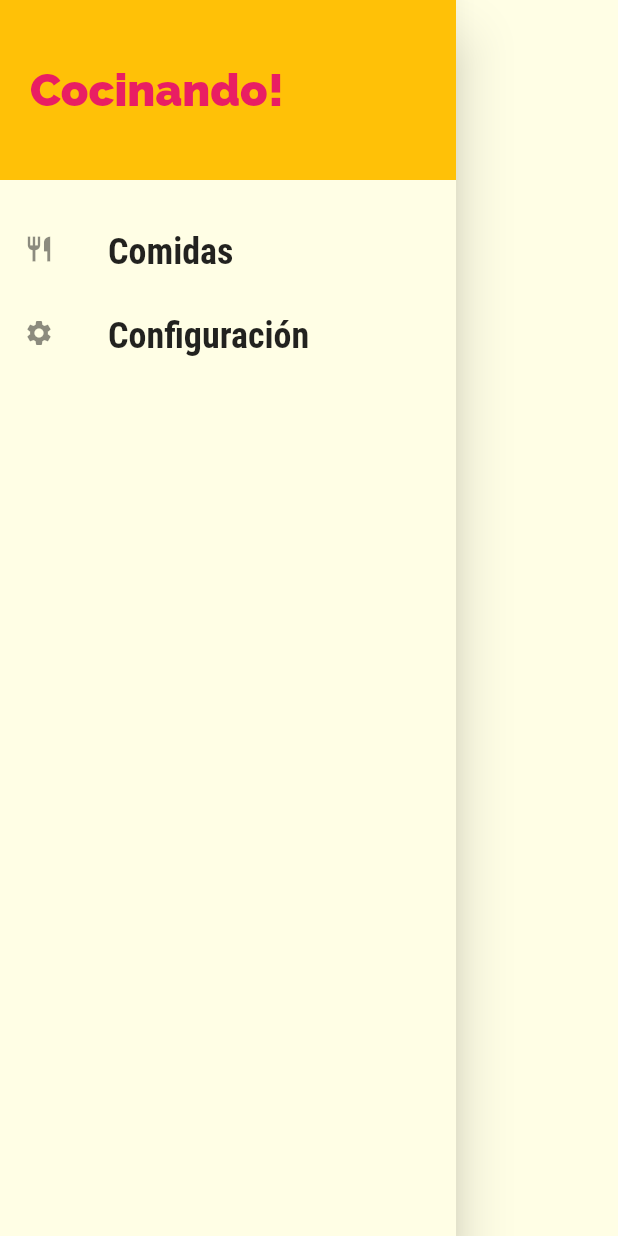
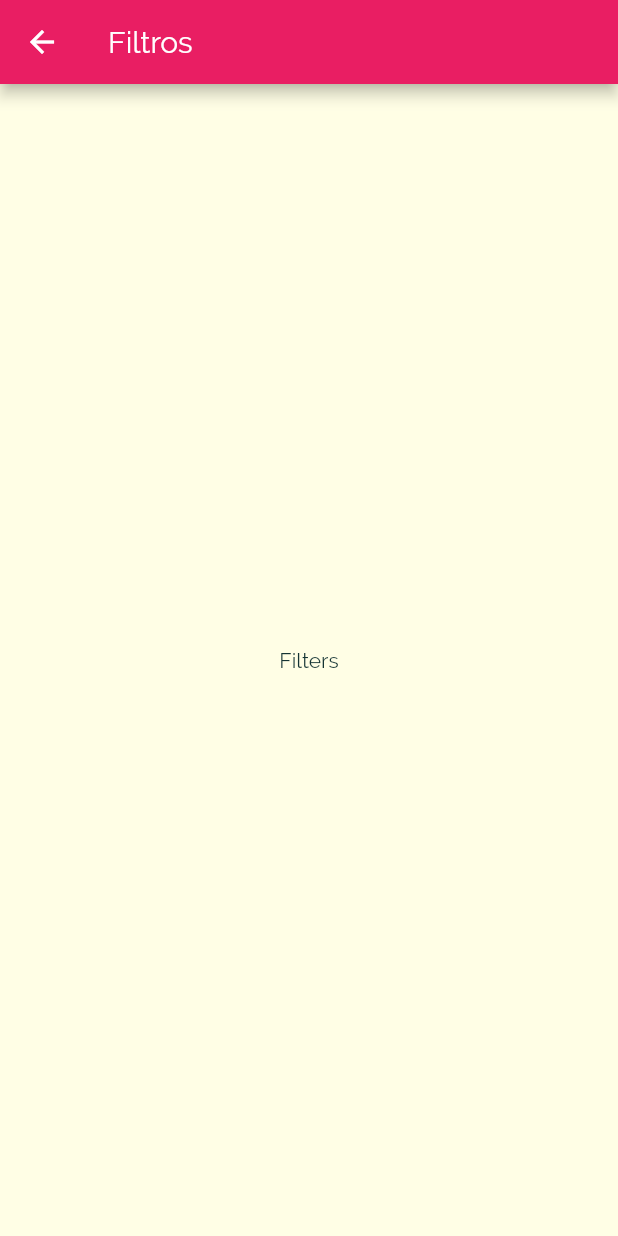
Before and after one commit to Alex9790/MealsApp, a Flutter app: the MainDrawer widget shown alone on an empty page, opened directly, after a tap on "Configuración", on a phone screen of 412 x 824 dp. Run offline on Flutter 3.47's test engine with Material 2 defaults, Android fonts, the phone set to English and light mode, and no system bars.

Commit message:
24. se crea nueva pantalla que contendra opciones de filtros, y se configuran las opciones del Drawer para redirigir a las pantallas correspondientes

```diff
--- a/meals_app/lib/main.dart
+++ b/meals_app/lib/main.dart
@@ -4,6 +4,7 @@ import './screens/categories_screen.dart';
 import './screens/category_meals_screen.dart';
 import './screens/meal_detail_screen.dart';
 import './screens/tabs_screen.dart';
+import './screens/filters_screen.dart';
 
 void main() => runApp(MyApp());
 
@@ -40,6 +41,7 @@ class MyApp extends StatelessWidget {
         "/": (ctx) => TabsScreen(),
         CategoryMealsScreen.routeName: (ctx) => CategoryMealsScreen(),
         MealDetailScreen.routeName: (ctx) => MealDetailScreen(),
+        FiltersScreen.routeName: (ctx) => FiltersScreen(),
       },
       //agumento para routes generados dinamicamente
       onGenerateRoute: (settings) {
--- /dev/null
+++ b/meals_app/lib/screens/filters_screen.dart
@@ -0,0 +1,17 @@
+import 'package:flutter/material.dart';
+
+class FiltersScreen extends StatelessWidget {
+  static const routeName = "/filters";
+
+  @override
+  Widget build(BuildContext context) {
+    return Scaffold(
+      appBar: AppBar(
+        title: Text("Filtros"),
+      ),
+      body: Center(
+        child: Text("Filters"),
+      ),
+    );
+  }
+}
--- a/meals_app/lib/widgets/main_drawer.dart
+++ b/meals_app/lib/widgets/main_drawer.dart
@@ -1,7 +1,9 @@
 import 'package:flutter/material.dart';
 
+import '../screens/filters_screen.dart';
+
 class MainDrawer extends StatelessWidget {
-  Widget buildListTitle(String title, IconData icon) {
+  Widget buildListTitle(String title, IconData icon, Function tapHandler) {
     return ListTile(
       leading: Icon(
         icon,
@@ -16,9 +18,7 @@ class MainDrawer extends StatelessWidget {
         ),
       ),
       //argumento que permite hacer click en el ListTile
-      onTap: () {
-        //accion a tomar para ir a otra pagina
-      },
+      onTap: tapHandler,
     );
   }
 
@@ -46,8 +46,22 @@ class MainDrawer extends StatelessWidget {
           ),
           //a continuacion se configuraran los botones
           SizedBox(height: 20),
-          buildListTitle("Comidas", Icons.restaurant),
-          buildListTitle("Configuración", Icons.settings),
+          buildListTitle(
+            "Comidas",
+            Icons.restaurant,
+            //implementacion de accion a tomar al hacer click
+            () {
+              //ir a la pantalla principal
+              Navigator.of(context).pushNamed("/");
+            },
+          ),
+          buildListTitle(
+            "Configuración",
+            Icons.settings,
+            () {
+              Navigator.of(context).pushNamed(FiltersScreen.routeName);
+            },
+          ),
         ],
       ),
     );
```
